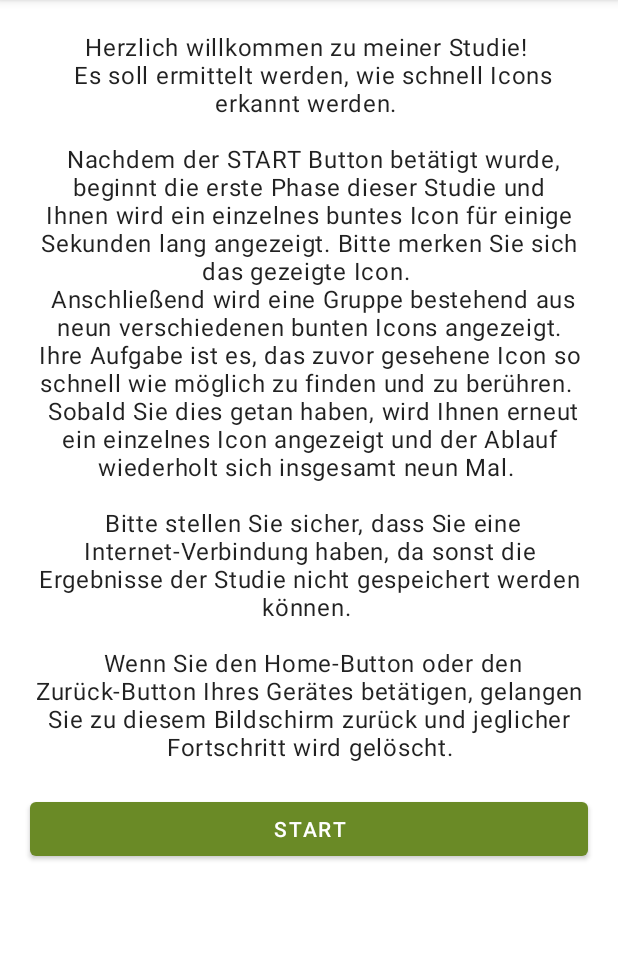
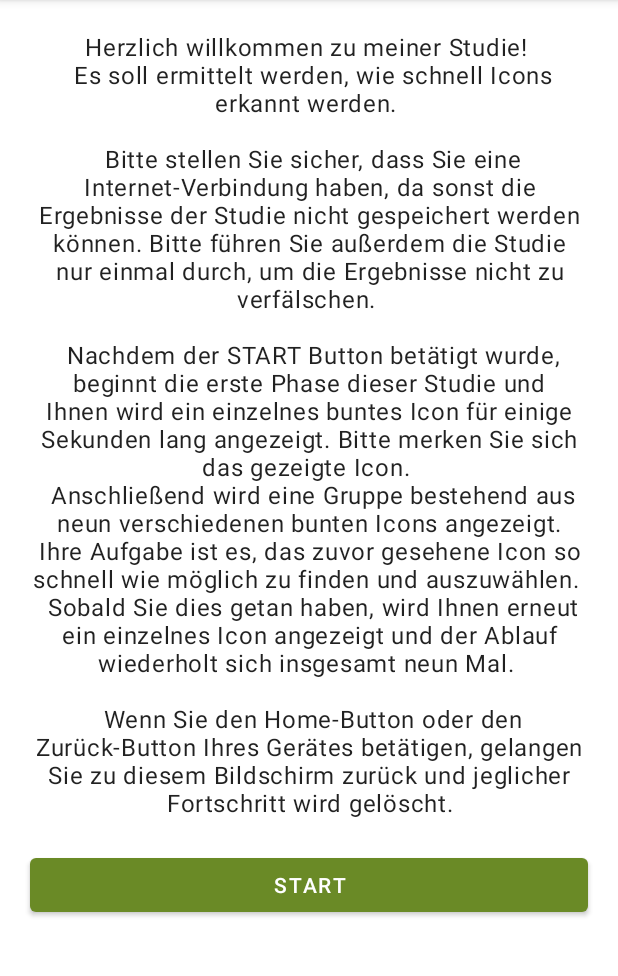
Before and after one commit to schubertn/IconFinder, an Android app: the screen it shows after launch (MainActivity), on a phone screen of 412 x 824 dp, the part 84-1060 px from its top. Run offline under Robolectric (Android 15) with nearby library versions, the phone set to English and light mode, and no system bars; our stand-ins replace data binding.

Commit message:
:speech_balloon: Small changes to instruction texts

```diff
--- a/app/src/main/res/values/strings.xml
+++ b/app/src/main/res/values/strings.xml
@@ -6,17 +6,18 @@
         Herzlich willkommen zu meiner Studie! \n
         Es soll ermittelt werden, wie schnell Icons erkannt werden.
         \n\n
+        Bitte stellen Sie sicher, dass Sie eine Internet-Verbindung haben, da sonst die
+        Ergebnisse der Studie nicht gespeichert werden können. Bitte führen Sie außerdem die
+        Studie nur einmal durch, um die Ergebnisse nicht zu verfälschen.
+        \n\n
         Nachdem der START Button betätigt wurde, beginnt die erste Phase dieser Studie und Ihnen
         wird ein einzelnes buntes Icon für einige Sekunden lang angezeigt.
         Bitte merken Sie sich das gezeigte Icon. \n
         Anschließend wird eine Gruppe bestehend aus neun verschiedenen bunten Icons angezeigt.
         Ihre Aufgabe ist es, das zuvor gesehene Icon so schnell wie möglich zu finden
-        und zu berühren. \n
+        und auszuwählen. \n
         Sobald Sie dies getan haben, wird Ihnen erneut ein einzelnes Icon angezeigt
         und der Ablauf wiederholt sich insgesamt neun Mal.
-        \n\n
-        Bitte stellen Sie sicher, dass Sie eine Internet-Verbindung haben, da sonst die
-        Ergebnisse der Studie nicht gespeichert werden können.
         \n\n
         Wenn Sie den Home-Button oder den Zurück-Button Ihres Gerätes betätigen, gelangen Sie
         zu diesem Bildschirm zurück und jeglicher Fortschritt wird gelöscht.
@@ -28,7 +29,7 @@
         Bitte merken Sie sich das gezeigte Icon. \n\n
         Anschließend wird eine Gruppe bestehend aus neun verschiedenen schwarz-weiß Icons angezeigt.
         Ihre Aufgabe ist es, das zuvor gesehene Icon so schnell wie möglich zu finden
-        und zu berühren. \n\n
+        und auszuwählen. \n\n
         Sobald Sie dies getan haben, wird Ihnen erneut ein einzelnes Icon angezeigt
         und der Ablauf wiederholt sich insgesamt neun Mal.
     </string>
@@ -39,18 +40,18 @@
         Bitte merken Sie sich das gezeigte Wort. \n\n
         Anschließend wird eine Gruppe bestehend aus neun verschiedenen bunten Icons angezeigt.
         Ihre Aufgabe ist es, das dem gezeigten Wort entsprechende Icon so schnell wie möglich zu
-        finden und zu berühren. \n\n
+        finden und auszuwählen. \n\n
         Sobald Sie dies getan haben, wird Ihnen erneut ein einzelnes Icon angezeigt
         und der Ablauf wiederholt sich insgesamt neun Mal.
     </string>
 
     <string name="phase4_text">
-        Nachdem der START Button betätigt wurde, beginnt die vierte Phase dieser Studie und Ihnen
-        wird erneut der Name eines Icons für einige Sekunden lang angezeigt.
+        Nachdem der START Button betätigt wurde, beginnt die vierte und letzte Phase dieser Studie
+        und Ihnen wird erneut der Name eines Icons für einige Sekunden lang angezeigt.
         Bitte merken Sie sich das gezeigte Wort. \n\n
         Anschließend wird eine Gruppe bestehend aus neun verschiedenen schwarz-weiß Icons angezeigt.
         Ihre Aufgabe ist es, das dem gezeigten Wort entsprechende Icon so schnell wie möglich zu
-        finden und zu berühren. \n\n
+        finden und auszuwählen. \n\n
         Sobald Sie dies getan haben, wird Ihnen erneut ein einzelnes Icon angezeigt
         und der Ablauf wiederholt sich insgesamt neun Mal.
     </string>
@@ -62,8 +63,7 @@
         Vielen Dank für Ihre Teilnahme! \n
         Unterhalb können Sie sich entscheiden, ob Sie sich Ihre Ergebnisse anzeigen lassen möchten
         oder zum Start der App zurückkehren möchten. \n
-        Falls Sie die Studie erneut durchführen möchten, werden Ihre Ergebnisse nicht
-        gespeichert, um die Studie nicht zu verfälschen.
+        Bitte führen Sie die Studie nicht erneut durch, um die Ergebnisse nicht zu verfälschen.
     </string>
 
     <string name="show_results">Ergebnisse anzeigen</string>
```
